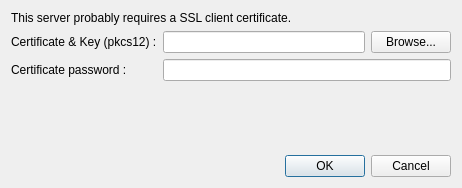
The window that src/gui/addcertificatedialog.ui (GrossLukas/client) describes before a commit, drawn with Qt 5.
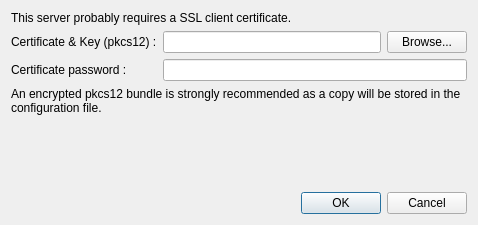
The same window after the commit.

What changed in the file:
```diff
--- a/src/gui/addcertificatedialog.ui
+++ b/src/gui/addcertificatedialog.ui
@@ -9,8 +9,8 @@
    <rect>
     <x>0</x>
     <y>0</y>
-    <width>462</width>
-    <height>188</height>
+    <width>478</width>
+    <height>225</height>
    </rect>
   </property>
   <property name="windowTitle">
@@ -73,11 +73,30 @@
      </item>
     </layout>
    </item>
+   <item>
+    <widget class="QLabel" name="label">
+     <property name="text">
+      <string>An encrypted pkcs12 bundle is strongly recommended as a copy will be stored in the configuration file.</string>
+     </property>
+     <property name="wordWrap">
+      <bool>true</bool>
+     </property>
+    </widget>
+   </item>
    <item>
     <widget class="QLabel" name="labelErrorCertif">
      <property name="palette">
       <palette>
        <active>
+        <colorrole role="WindowText">
+         <brush brushstyle="SolidPattern">
+          <color alpha="255">
+           <red>255</red>
+           <green>0</green>
+           <blue>0</blue>
+          </color>
+         </brush>
+        </colorrole>
         <colorrole role="Text">
          <brush brushstyle="SolidPattern">
           <color alpha="255">
@@ -89,6 +108,15 @@
         </colorrole>
        </active>
        <inactive>
+        <colorrole role="WindowText">
+         <brush brushstyle="SolidPattern">
+          <color alpha="255">
+           <red>255</red>
+           <green>0</green>
+           <blue>0</blue>
+          </color>
+         </brush>
+        </colorrole>
         <colorrole role="Text">
          <brush brushstyle="SolidPattern">
           <color alpha="255">
@@ -100,6 +128,15 @@
         </colorrole>
        </inactive>
        <disabled>
+        <colorrole role="WindowText">
+         <brush brushstyle="SolidPattern">
+          <color alpha="255">
+           <red>119</red>
+           <green>120</green>
+           <blue>120</blue>
+          </color>
+         </brush>
+        </colorrole>
         <colorrole role="Text">
          <brush brushstyle="SolidPattern">
           <color alpha="255">
@@ -112,9 +149,6 @@
        </disabled>
       </palette>
      </property>
-     <property name="text">
-      <string/>
-     </property>
      <property name="wordWrap">
       <bool>true</bool>
      </property>
```
